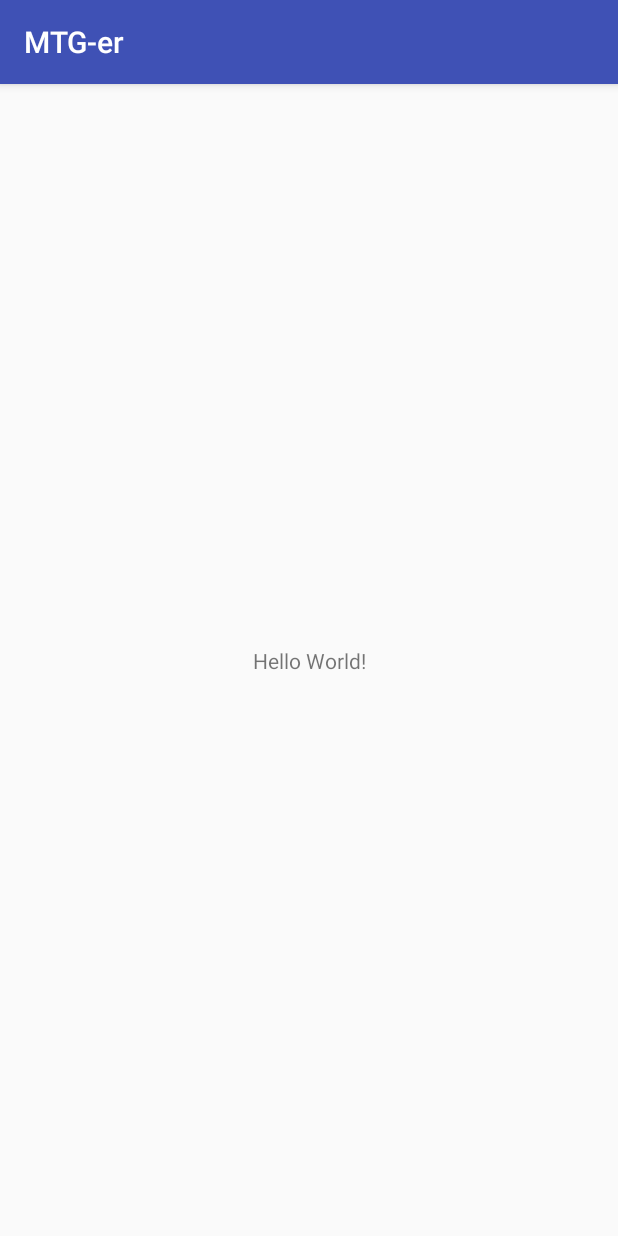
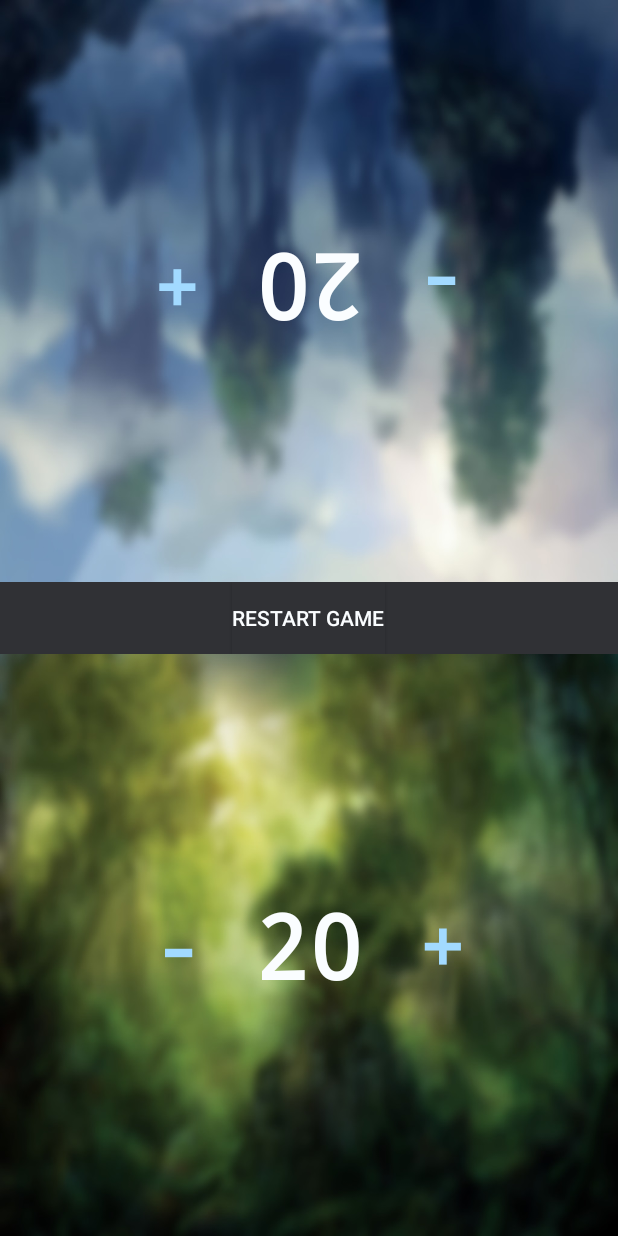
Before and after one commit to damrod330/MTG_Life_Counter, an Android app: the screen it shows after launch (MainActivity), on a phone screen of 412 x 824 dp. Run offline under Robolectric (Android 15) with nearby library versions, the phone set to English and light mode, and no system bars; our stand-ins replace ButterKnife.

Commit message:
layout setup/ random image selection

```diff
--- a/app/build.gradle
+++ b/app/build.gradle
@@ -20,11 +20,12 @@ android {
 }
 
 dependencies {
-    compile fileTree(dir: 'libs', include: ['*.jar'])
+    compile fileTree(include: ['*.jar'], dir: 'libs')
     androidTestCompile('com.android.support.test.espresso:espresso-core:2.2.2', {
         exclude group: 'com.android.support', module: 'support-annotations'
     })
     compile 'com.android.support:appcompat-v7:25.3.1'
     compile 'com.android.support.constraint:constraint-layout:1.0.2'
     testCompile 'junit:junit:4.12'
+    compile 'com.jakewharton:butterknife:8.5.1'
 }
--- a/app/src/main/AndroidManifest.xml
+++ b/app/src/main/AndroidManifest.xml
@@ -9,7 +9,8 @@
         android:roundIcon="@mipmap/ic_launcher_round"
         android:supportsRtl="true"
         android:theme="@style/AppTheme">
-        <activity android:name=".MainActivity">
+
+        <activity android:name=".MainActivity" android:configChanges="orientation"   android:screenOrientation="portrait">
             <intent-filter>
                 <action android:name="android.intent.action.MAIN" />
 
--- a/app/src/main/java/com/a16mb/damrod/mtg_er/MainActivity.java
+++ b/app/src/main/java/com/a16mb/damrod/mtg_er/MainActivity.java
@@ -1,13 +1,80 @@
 package com.a16mb.damrod.mtg_er;
 
+import android.content.DialogInterface;
 import android.support.v7.app.AppCompatActivity;
 import android.os.Bundle;
+import android.view.View;
+import android.widget.Button;
+import android.widget.ImageView;
+import android.widget.TextView;
+
+import java.util.Random;
+
+import butterknife.BindView;
+import butterknife.ButterKnife;
 
 public class MainActivity extends AppCompatActivity {
 
+    ImageView topBgImage;
+    @BindView(R.id.top_button_minus)
+    Button topButtonMinus;
+
+    @BindView(R.id.top_button_plus)
+    Button topButtonPlus;
+
+    @BindView(R.id.top_life_total)
+    TextView topLifeTotal;
+
+    ImageView bottomBgImage;
+
+    @BindView(R.id.bottom_button_minus)
+    Button bottomButtonMinus;
+
+    @BindView(R.id.bottom_button_plus)
+    Button bottomButtonPlus;
+
+    @BindView(R.id.bottom_life_total)
+    TextView bottomLifeTotal;
+
+    int startingHP = 25;
+    int topHP = startingHP, bottomHP = startingHP;
     @Override
     protected void onCreate(Bundle savedInstanceState) {
         super.onCreate(savedInstanceState);
         setContentView(R.layout.activity_main);
+
+        ButterKnife.bind(this);
+
+        setRandomBG();
+
+
     }
+
+
+
+    void setRandomBG()
+    {
+        int[] imgID = {
+                R.drawable.land0,
+                R.drawable.land1,
+                R.drawable.land2,
+                R.drawable.land3,
+                R.drawable.land4
+        };
+        Random rnd = new Random();
+        int top = rnd.nextInt(5);
+        int bottom = top-1;
+        if(bottom <0)
+        {
+            bottom = top+1;
+        }
+        topBgImage  = (ImageView) findViewById(R.id.top_bg_image);
+        topBgImage.setBackgroundResource(imgID[top]);
+
+        bottomBgImage  = (ImageView) findViewById(R.id.bottom_bg_image);
+        bottomBgImage.setBackgroundResource(imgID[bottom]);
+
+    }
+
+
 }
--- a/app/src/main/res/layout/activity_main.xml
+++ b/app/src/main/res/layout/activity_main.xml
@@ -1,18 +1,123 @@
 <?xml version="1.0" encoding="utf-8"?>
-<android.support.constraint.ConstraintLayout xmlns:android="http://schemas.android.com/apk/res/android"
-    xmlns:app="http://schemas.android.com/apk/res-auto"
+<LinearLayout xmlns:android="http://schemas.android.com/apk/res/android"
     xmlns:tools="http://schemas.android.com/tools"
     android:layout_width="match_parent"
     android:layout_height="match_parent"
+    android:orientation="vertical"
     tools:context="com.a16mb.damrod.mtg_er.MainActivity">
 
-    <TextView
+    <RelativeLayout
+        android:layout_width="match_parent"
+        android:layout_height="wrap_content"
+        android:layout_weight="1"
+        android:rotation="180">
+
+        <ImageView
+            android:id="@+id/top_bg_image"
+            android:layout_width="match_parent"
+            android:layout_height="match_parent"
+            android:scaleType="centerCrop"
+            android:background="@drawable/land4" />
+
+        <TextView
+            android:id="@+id/top_life_total"
+            android:layout_width="wrap_content"
+            android:layout_height="wrap_content"
+            android:layout_centerHorizontal="true"
+            android:layout_centerVertical="true"
+            android:fontFamily="monospace"
+            android:textSize="60dp"
+            android:textStyle="bold"
+            android:textColor="@color/colorAccent"
+            android:text="20"
+            android:layout_margin="20dp"/>
+
+        <Button
+            android:id="@+id/top_button_plus"
+            android:layout_width="wrap_content"
+            android:layout_height="wrap_content"
+            android:layout_centerHorizontal="true"
+            android:layout_centerVertical="true"
+            android:layout_toRightOf="@+id/top_life_total"
+            style="@style/TextButtons"
+            android:text="+" />
+
+        <Button
+            android:id="@+id/top_button_minus"
+            android:layout_width="wrap_content"
+            android:layout_height="wrap_content"
+            android:layout_centerHorizontal="true"
+            android:layout_centerVertical="true"
+            android:layout_toLeftOf="@+id/top_life_total"
+            style="@style/TextButtons"
+            android:text="-" />
+
+    </RelativeLayout>
+<LinearLayout
+    android:layout_width="match_parent"
+    android:layout_height="wrap_content"
+    android:orientation="horizontal"
+    android:gravity="center"
+    android:background="@color/colorPrimary">
+
+    <Button
         android:layout_width="wrap_content"
         android:layout_height="wrap_content"
-        android:text="Hello World!"
-        app:layout_constraintBottom_toBottomOf="parent"
-        app:layout_constraintLeft_toLeftOf="parent"
-        app:layout_constraintRight_toRightOf="parent"
-        app:layout_constraintTop_toTopOf="parent" />
+        android:text="Restart Game"
+        android:background="@color/colorPrimary"
+        android:textColor="@color/colorAccent"
+        android:gravity="center"/>
+</LinearLayout>
 
-</android.support.constraint.ConstraintLayout>
+
+
+    <RelativeLayout
+        android:layout_width="match_parent"
+        android:layout_height="wrap_content"
+        android:layout_weight="1">
+
+        <ImageView
+            android:id="@+id/bottom_bg_image"
+            android:layout_width="match_parent"
+            android:layout_height="match_parent"
+            android:scaleType="centerCrop"
+            android:background="@drawable/land3" />
+
+        <TextView
+            android:id="@+id/bottom_life_total"
+            android:layout_width="wrap_content"
+            android:layout_height="wrap_content"
+            android:layout_centerHorizontal="true"
+            android:layout_centerVertical="true"
+            android:fontFamily="monospace"
+            android:textSize="60dp"
+            android:textStyle="bold"
+            android:textColor="@color/colorAccent"
+            android:text="20"
+            android:layout_margin="20dp"/>
+
+        <Button
+            android:id="@+id/bottom_button_plus"
+            android:layout_width="wrap_content"
+            android:layout_height="wrap_content"
+            android:layout_centerHorizontal="true"
+            android:layout_centerVertical="true"
+            android:layout_toRightOf="@+id/bottom_life_total"
+            style="@style/TextButtons"
+            android:text="+" />
+
+        <Button
+            android:id="@+id/bottom_button_minus"
+            android:layout_width="wrap_content"
+            android:layout_height="wrap_content"
+            android:layout_centerHorizontal="true"
+            android:layout_centerVertical="true"
+            android:layout_toLeftOf="@+id/bottom_life_total"
+            style="@style/TextButtons"
+
+            android:text="-" />
+
+    </RelativeLayout>
+
+
+</LinearLayout>
--- a/app/src/main/res/values/colors.xml
+++ b/app/src/main/res/values/colors.xml
@@ -1,6 +1,7 @@
 <?xml version="1.0" encoding="utf-8"?>
 <resources>
-    <color name="colorPrimary">#3F51B5</color>
-    <color name="colorPrimaryDark">#303F9F</color>
-    <color name="colorAccent">#FF4081</color>
+    <color name="colorPrimary">#303135</color>
+    <color name="colorPrimaryDark">#1e1e20</color>
+    <color name="colorAccent">#fafdff</color>
+    <color name="colorAccentDark">#a2daff</color>
 </resources>
--- a/app/src/main/res/values/styles.xml
+++ b/app/src/main/res/values/styles.xml
@@ -1,11 +1,19 @@
 <resources>
 
     <!-- Base application theme. -->
-    <style name="AppTheme" parent="Theme.AppCompat.Light.DarkActionBar">
+    <style name="AppTheme" parent="Theme.AppCompat.Light.NoActionBar">
         <!-- Customize your theme here. -->
         <item name="colorPrimary">@color/colorPrimary</item>
         <item name="colorPrimaryDark">@color/colorPrimaryDark</item>
         <item name="colorAccent">@color/colorAccent</item>
     </style>
 
+    <style name="TextButtons" parent="android:Widget.Holo.Button.Borderless">
+        <item name="android:clickable">true</item>
+        <item name="android:textStyle">bold</item>
+        <item name="android:textSize">50dp</item>
+        <item name="android:textColor">@color/colorAccentDark</item>
+        <item name="android:typeface">monospace</item>
+    </style>
+
 </resources>
```
Also changed, not shown: app/src/main/res/drawable/icon_settings.png (added), app/src/main/res/drawable/land0.jpg (added), app/src/main/res/drawable/land1.jpg (added), app/src/main/res/drawable/land2.jpg (added), app/src/main/res/drawable/land3.jpg (added), app/src/main/res/drawable/land4.jpg (added).
